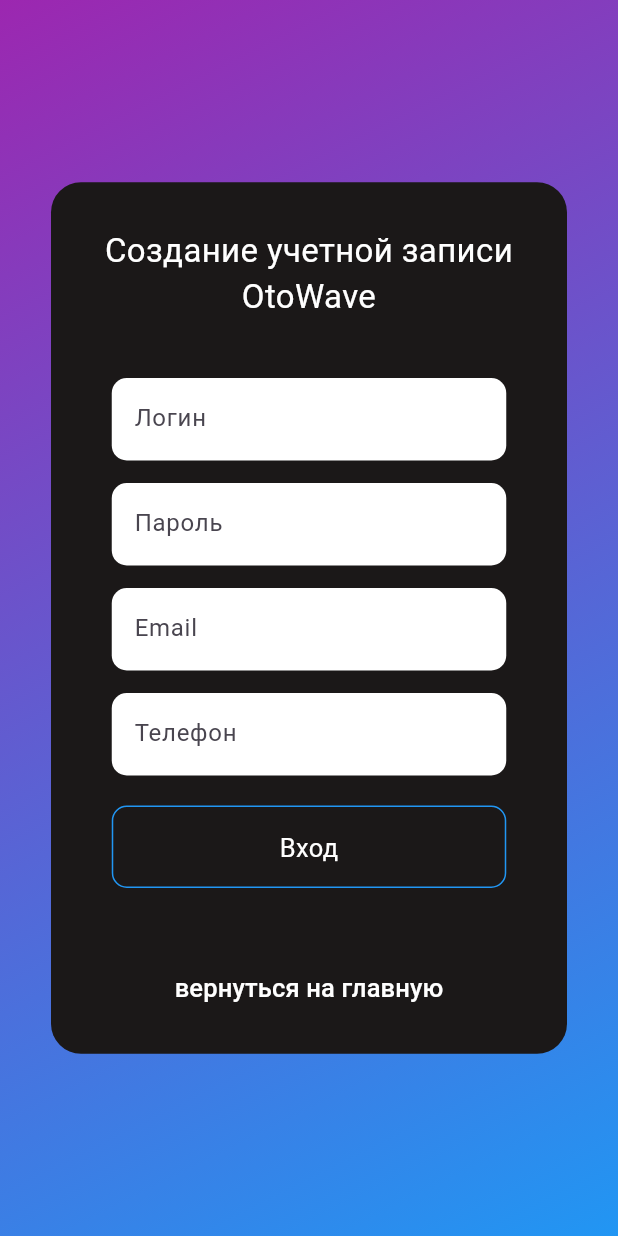
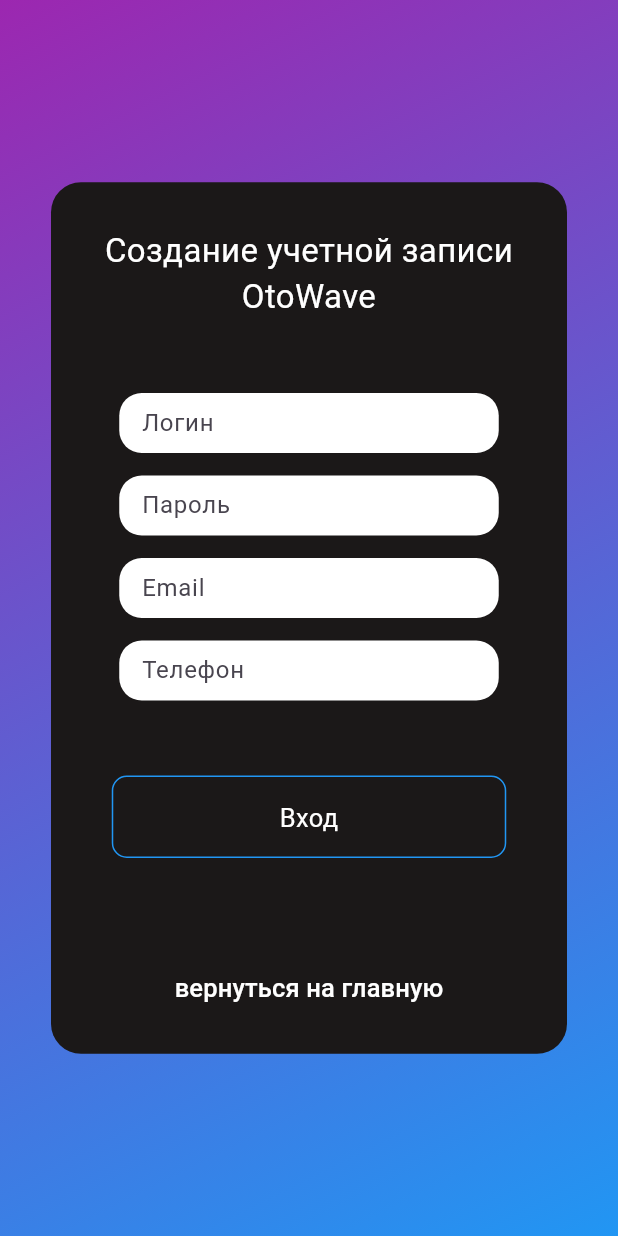
Before and after one commit to Sgale952/OtoWaveApp, a Flutter app: the screen it shows after launch, after a tap on "Регистрация", on a phone screen of 412 x 824 dp. Run offline on Flutter 3.47's test engine with Material 3 defaults, Android fonts, the phone set to English and light mode, and no system bars; Roboto replaces fonts that are missing (Inter-Medium).

Commit message:
сменил метод нажатия кнопок c помощью GestureDetector() в MainScreen.dart и RegistrationScreen.dart закончил с внешним видом RegistrationScreen.dart

```diff
--- a/lib/MainScreen.dart
+++ b/lib/MainScreen.dart
@@ -1,3 +1,4 @@
+import 'package:OtoWave/LogInScreen.dart';
 import 'package:OtoWave/RegistrationScreen.dart';
 import 'package:flutter/material.dart';
  // Импортируем экран регистрации
@@ -36,6 +37,8 @@ class _MainScreenState extends State<MainScreen> {
       ),
     );
   }
+
+
 
   // Метод для создания градиента заднего фона
   BoxDecoration _buildBackgroundGradient() {
@@ -82,7 +85,6 @@ class _MainScreenState extends State<MainScreen> {
                   color: Colors.blue, // Цвет кнопки
                   textColor: Colors.white, // Цвет текста на кнопке
                   onPressed: () {
-                    // Переход на экран регистрации
                     Navigator.push(
                       context,
                       MaterialPageRoute(builder: (context) => RegistrationScreen()),
@@ -91,9 +93,23 @@ class _MainScreenState extends State<MainScreen> {
                 ),
                 SizedBox(height: 20), // Промежуток между кнопками
                 GestureDetector(
-                  onTap: () {
+                  onTapDown: (_) {
                     setState(() {
-                      _isPressed = !_isPressed; // Изменение состояния при нажатии на кнопку
+                      _isPressed = true; // Устанавливаем состояние _isPressed в true при нажатии
+                    });
+                  },
+                  onTapUp: (_) {
+                    Navigator.push(
+                        context,
+                        MaterialPageRoute(builder: (context) => LogInScreen()),
+                    );
+                    setState(() {
+                      _isPressed = false; // Устанавливаем состояние _isPressed в false при отпускании
+                    });
+                  },
+                  onTapCancel: () {
+                    setState(() {
+                      _isPressed = false; // Сбрасываем состояние _isPressed при отмене нажатия
                     });
                   },
                   child: AnimatedContainer(
@@ -103,7 +119,7 @@ class _MainScreenState extends State<MainScreen> {
                     padding: EdgeInsets.all(15),
                     decoration: BoxDecoration(
                       color: _isPressed
-                          ? Colors.blue
+                          ? Colors.blue // Цвет кнопки при нажатии
                           : (_isHovered
                           ? Colors.blue.withOpacity(0.5)
                           : Colors.transparent),
@@ -114,9 +130,7 @@ class _MainScreenState extends State<MainScreen> {
                       child: Text(
                         'Вход',
                         style: TextStyle(
-                          color: _isPressed || _isHovered
-                              ? Colors.white
-                              : Colors.white,
+                          color: Colors.white,
                           fontSize: 17,
                           fontFamily: 'Inter-Medium',
                         ),
@@ -162,7 +176,7 @@ class _MainScreenState extends State<MainScreen> {
       onTap: onPressed,
       child: Container(
         width: 263,
-        height: 55,
+        height: 51,
         decoration: BoxDecoration(
           color: color,
           borderRadius: BorderRadius.circular(10),
--- a/lib/RegistrationScreen.dart
+++ b/lib/RegistrationScreen.dart
@@ -1,6 +1,5 @@
 import 'dart:async';
 import 'package:OtoWave/MainScreen.dart';
-import 'package:flutter/cupertino.dart';
 import 'package:flutter/material.dart';
 
 void main() {
@@ -76,13 +75,27 @@ class _RegistrationScreenState extends State<RegistrationScreen> {
             child: Column(
               mainAxisAlignment: MainAxisAlignment.center,
               children: [
-                SizedBox(height: 20),
+                SizedBox(height: 10),
                 _buildForm(),
-                SizedBox(height: 20),
+                SizedBox(height: 50),
                 GestureDetector(
-                  onTap: () {
+                  onTapDown: (_) {
                     setState(() {
-                      _isPressed = !_isPressed;
+                      _isPressed = true; // Устанавливаем состояние _isPressed в true при нажатии
+                    });
+                  },
+                  onTapUp: (_) {
+                    /*Navigator.push(
+                      context,
+                      MaterialPageRoute(builder: (context) => LogInScreen()),
+                    ); */
+                    setState(() {
+                      _isPressed = false; // Устанавливаем состояние _isPressed в false при отпускании
+                    });
+                  },
+                  onTapCancel: () {
+                    setState(() {
+                      _isPressed = false; // Сбрасываем состояние _isPressed при отмене нажатия
                     });
                   },
                   child: AnimatedContainer(
@@ -92,7 +105,7 @@ class _RegistrationScreenState extends State<RegistrationScreen> {
                     padding: EdgeInsets.all(15),
                     decoration: BoxDecoration(
                       color: _isPressed
-                          ? Colors.blue
+                          ? Colors.blue // Цвет кнопки при нажатии
                           : (_isHovered
                           ? Colors.blue.withOpacity(0.5)
                           : Colors.transparent),
@@ -103,9 +116,7 @@ class _RegistrationScreenState extends State<RegistrationScreen> {
                       child: Text(
                         'Вход',
                         style: TextStyle(
-                          color: _isPressed || _isHovered
-                              ? Colors.white
-                              : Colors.white,
+                          color: Colors.white,
                           fontSize: 17,
                           fontFamily: 'Inter-Medium',
                         ),
@@ -144,6 +155,7 @@ class _RegistrationScreenState extends State<RegistrationScreen> {
 
   Widget _buildForm() {
     return Column(
+        mainAxisAlignment: MainAxisAlignment.center,
       children: [
         _buildTextField(hintText: 'Логин'),
         SizedBox(height: 15),
@@ -159,18 +171,18 @@ class _RegistrationScreenState extends State<RegistrationScreen> {
 
 Widget _buildTextField({required String hintText, bool obscureText = false}) {
   return Container(
-    width: 263,
-    height: 55,
+    width: 253,
+    height: 40,
     decoration: BoxDecoration(
       color: Colors.white,
-      borderRadius: BorderRadius.circular(10),
+      borderRadius: BorderRadius.circular(15),
     ),
     child: TextField(
       obscureText: obscureText,
       decoration: InputDecoration(
         hintText: hintText,
         border: InputBorder.none,
-        contentPadding: EdgeInsets.symmetric(horizontal: 15, vertical: 15),
+        contentPadding: EdgeInsets.symmetric(horizontal: 15, vertical: 10),
       ),
     ),
   );
```
